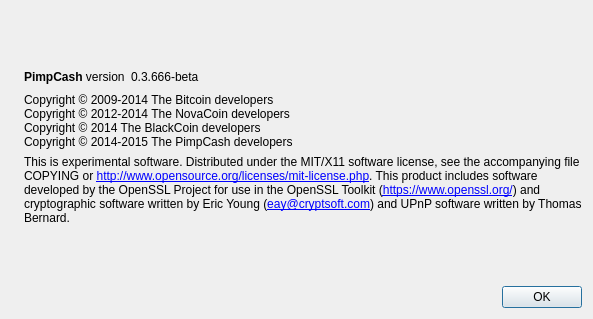
Before: the Qt Designer form src/qt/forms/aboutdialog.ui in okcashpro/okcash-oldsrc-history, drawn with Qt 5.
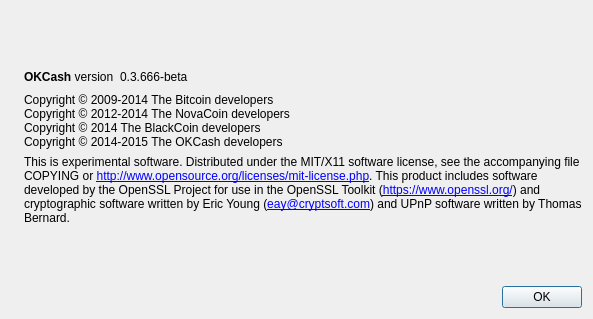
After: the same form once the commit is applied. Icons and pictures are not drawn.

Commit message:
OKCash Rebranding
OKCash Rebranding / Checkpoints and security update

Diff of the .ui file:
```diff
--- a/src/qt/forms/aboutdialog.ui
+++ b/src/qt/forms/aboutdialog.ui
@@ -50,7 +50,7 @@
           <cursorShape>IBeamCursor</cursorShape>
          </property>
          <property name="text">
-          <string>&lt;b&gt;PimpCash&lt;/b&gt; version</string>
+          <string>&lt;b&gt;OKCash&lt;/b&gt; version</string>
          </property>
          <property name="textInteractionFlags">
           <set>Qt::LinksAccessibleByMouse|Qt::TextSelectableByKeyboard|Qt::TextSelectableByMouse</set>
@@ -94,7 +94,7 @@
         <string>Copyright © 2009-2014 The Bitcoin developers
 Copyright © 2012-2014 The NovaCoin developers
 Copyright © 2014 The BlackCoin developers
-Copyright © 2014-2015 The PimpCash developers</string>
+Copyright © 2014-2015 The OKCash developers</string>
        </property>
        <property name="textInteractionFlags">
         <set>Qt::LinksAccessibleByMouse|Qt::TextSelectableByKeyboard|Qt::TextSelectableByMouse</set>
```
Left out of the diff: 2 changed lines with no effect on the pictures. The commit also changes 328 other files.
